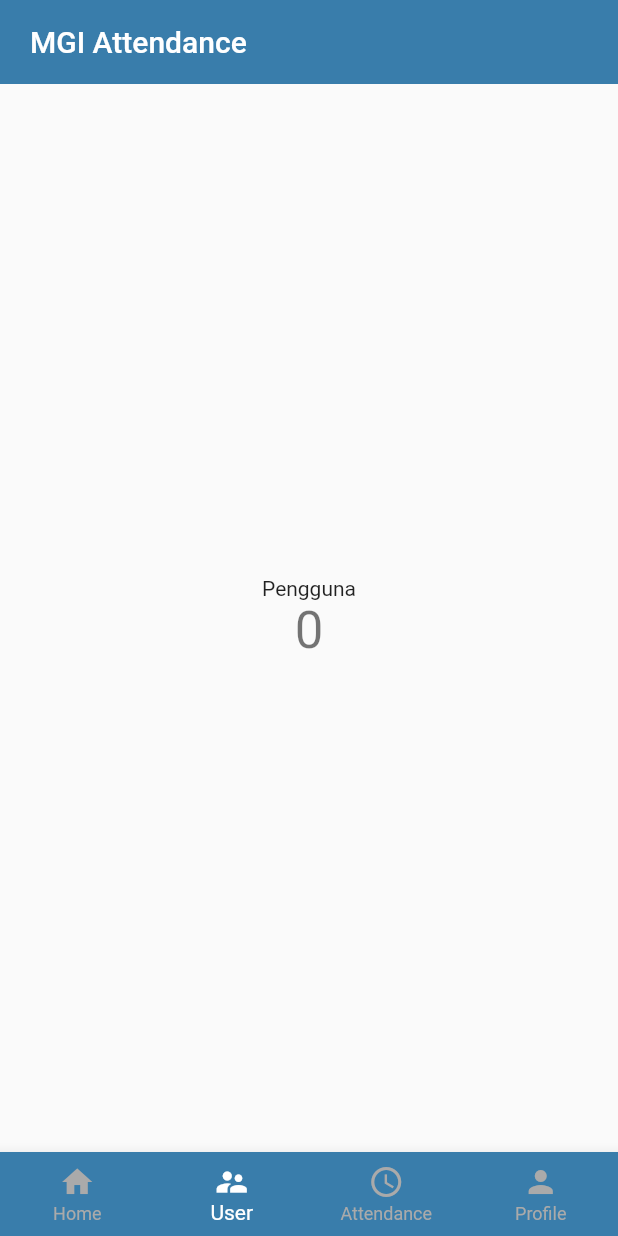
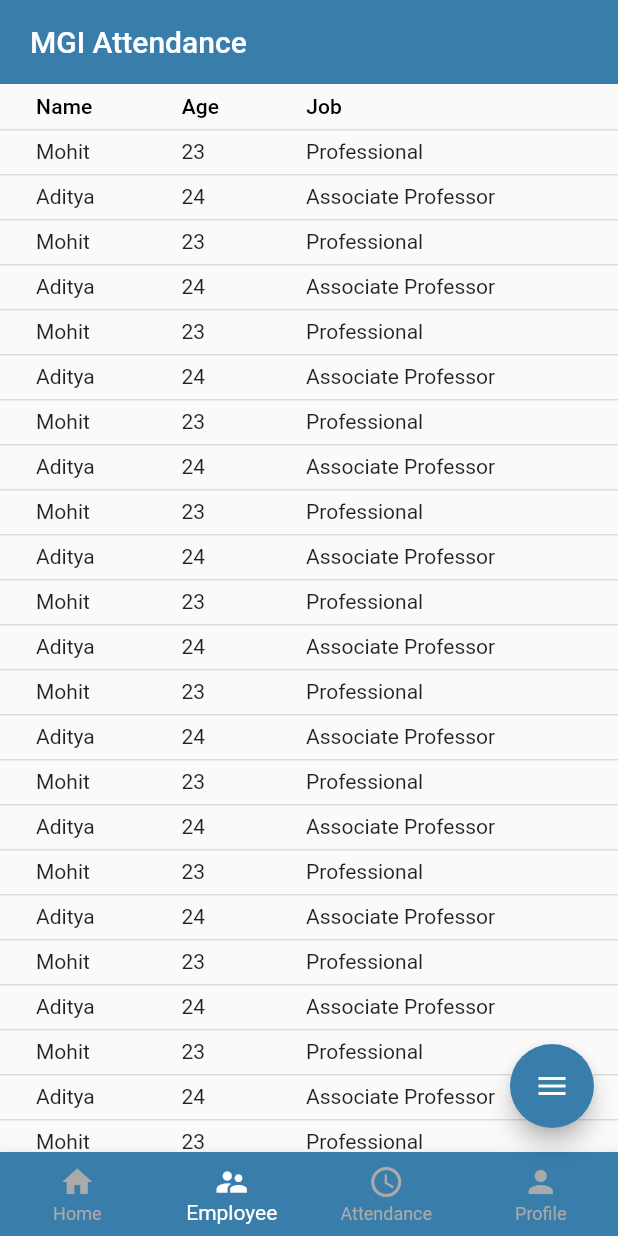
Before and after one commit to rendifajri/attendance_mgi_mobile, a Flutter app: the MainMenu screen opened directly, item 2 of the bottom bar chosen, on a phone screen of 412 x 824 dp. Run offline on Flutter 3.47's test engine with Material 2 defaults, Android fonts, the phone set to English and light mode, and no system bars; drawn by our look-alikes of flutter_speed_dial; our stand-ins replace shared_preferences; accounts and stored records are empty; network calls fail.

Commit message:
main menu

```diff
--- a/lib/helpers/style.dart
+++ b/lib/helpers/style.dart
@@ -2,5 +2,6 @@ import 'dart:ui';
 
 class RenStyle {
   static Color renColorBase = Color.fromRGBO(57, 125, 171, 1);
+  static Color renColorBaseLight = Color.fromRGBO(85, 170, 221, 1);
   static Color renColorGrey = Color.fromRGBO(170, 170, 170, 1);
 }
--- a/lib/views/login.dart
+++ b/lib/views/login.dart
@@ -83,9 +83,7 @@ class _LoginState extends State<Login> {
                   ),
                 ];
               },
-              body: Padding(
-                  padding: EdgeInsets.all(10),
-                  child: ListView(
+              body: ListView(
                 children: <Widget>[
                   Container(
                     alignment: Alignment.center,
@@ -137,7 +135,7 @@ class _LoginState extends State<Login> {
                     ),
                   ),
                   Container(
-                        height: 70,
+                    height: 75,
                     padding: EdgeInsets.fromLTRB(10, 20, 10, 0),
                     child: MaterialButton(
                       textColor: Colors.white,
@@ -149,7 +147,7 @@ class _LoginState extends State<Login> {
                     ),
                   ),
                 ],
-                  ))),
+              )),
         ));
   }
 }
--- a/lib/views/main_menu.dart
+++ b/lib/views/main_menu.dart
@@ -1,7 +1,9 @@
 import 'package:attendance_mgi_mobile/helpers/config.dart';
 import 'package:attendance_mgi_mobile/helpers/style.dart';
+import 'package:attendance_mgi_mobile/views/main_menu/user_list.dart';
 import 'package:flutter/material.dart';
-import 'home.dart';
+import 'package:flutter_speed_dial/flutter_speed_dial.dart';
+import 'main_menu/home.dart';
 import 'login.dart';
 
 class MainMenu extends StatefulWidget {
@@ -13,7 +15,7 @@ class _MainMenuState extends State<MainMenu> {
   int _currentIndex = 0;
   final List<Widget> _children = [
     Home("Rumah"),
-    Home("Pengguna"),
+    UserList(),
     Home("Kehadiran"),
     //Home("Seting"),
     Home("Profil"),
@@ -93,6 +95,31 @@ class _MainMenuState extends State<MainMenu> {
             },
             body: _children[_currentIndex],
           ),
+          floatingActionButton: SpeedDial(
+            backgroundColor: RenStyle.renColorBase,
+            animatedIcon: AnimatedIcons.menu_close,
+            children: [
+              SpeedDialChild(
+                child: Icon(Icons.add),
+                label: 'Add',
+                backgroundColor: RenStyle.renColorBaseLight,
+                foregroundColor: Colors.white,
+                onTap: () {},
+              ),
+              SpeedDialChild(
+                child: Icon(Icons.note_add),
+                label: 'Import',
+                backgroundColor: RenStyle.renColorBaseLight,
+                foregroundColor: Colors.white,
+                onTap: () {},
+              )
+            ],
+          ),
+          // floatingActionButton: FloatingActionButton(
+          //   onPressed: () {},
+          //   tooltip: 'Increment',
+          //   child: Icon(Icons.add),
+          // ),
           bottomNavigationBar: BottomNavigationBar(
             onTap: onTabTapped,
             currentIndex: _currentIndex,
@@ -107,7 +134,7 @@ class _MainMenuState extends State<MainMenu> {
               ),
               BottomNavigationBarItem(
                 icon: new Icon(Icons.supervisor_account),
-                label: 'User',
+                label: 'Employee',
               ),
               BottomNavigationBarItem(
                 icon: new Icon(Icons.access_time),
--- /dev/null
+++ b/lib/views/main_menu/user_list.dart
@@ -0,0 +1,241 @@
+import 'dart:convert';
+
+import 'package:attendance_mgi_mobile/helpers/config.dart';
+import 'package:attendance_mgi_mobile/helpers/style.dart';
+import 'package:flutter/material.dart';
+import 'package:http/http.dart';
+import 'package:shared_preferences/shared_preferences.dart';
+
+import '../login.dart';
+
+class UserList extends StatefulWidget {
+  @override
+  _UserListState createState() => _UserListState();
+}
+
+class _UserListState extends State<UserList> {
+  int value = 0;
+  dynamic apiResult = [];
+
+  getData() async {
+    SharedPreferences prefs = await SharedPreferences.getInstance();
+    final Response response = await get(
+      Uri.parse(RenConfig.renApiUrl + "/api/employee"),
+      headers: <String, String>{
+        'Content-Type': 'application/json',
+        'Authorization': 'Bearer ' + prefs.getString('api_token').toString()
+      },
+    );
+    var body = json.decode(response.body);
+    //print(jsonDecode(response.body));
+    if (body['status'] == "success") {
+      apiResult = body['response'];
+      //print(apiResult);
+      setState(() {
+        value = body['response'].length;
+        print(value);
+      });
+    } else {
+      Navigator.pushReplacement(
+        context,
+        MaterialPageRoute(builder: (context) => Login()),
+      );
+    }
+  }
+
+  @override
+  Widget build(BuildContext context) {
+    getData();
+
+    return ListView(children: <Widget>[
+      DataTable(
+        sortColumnIndex: 2,
+        sortAscending: true,
+        columnSpacing: 0,
+        dataRowHeight: 30,
+        headingRowHeight: 30,
+        columns: const <DataColumn>[
+          DataColumn(
+            label: Text('Name'),
+          ),
+          DataColumn(
+            label: Text('Age'),
+          ),
+          DataColumn(
+            label: Text('Job'),
+          ),
+        ],
+        rows: const <DataRow>[
+          DataRow(
+            cells: <DataCell>[
+              DataCell(Text('Mohit')),
+              DataCell(Text('23')),
+              DataCell(Text('Professional')),
+            ],
+          ),
+          DataRow(
+            cells: <DataCell>[
+              DataCell(Text('Aditya')),
+              DataCell(Text('24')),
+              DataCell(Text('Associate Professor')),
+            ],
+          ),
+          DataRow(
+            cells: <DataCell>[
+              DataCell(Text('Mohit')),
+              DataCell(Text('23')),
+              DataCell(Text('Professional')),
+            ],
+          ),
+          DataRow(
+            cells: <DataCell>[
+              DataCell(Text('Aditya')),
+              DataCell(Text('24')),
+              DataCell(Text('Associate Professor')),
+            ],
+          ),
+          DataRow(
+            cells: <DataCell>[
+              DataCell(Text('Mohit')),
+              DataCell(Text('23')),
+              DataCell(Text('Professional')),
+            ],
+          ),
+          DataRow(
+            cells: <DataCell>[
+              DataCell(Text('Aditya')),
+              DataCell(Text('24')),
+              DataCell(Text('Associate Professor')),
+            ],
+          ),
+          DataRow(
+            cells: <DataCell>[
+              DataCell(Text('Mohit')),
+              DataCell(Text('23')),
+              DataCell(Text('Professional')),
+            ],
+          ),
+          DataRow(
+            cells: <DataCell>[
+              DataCell(Text('Aditya')),
+              DataCell(Text('24')),
+              DataCell(Text('Associate Professor')),
+            ],
+          ),
+          DataRow(
+            cells: <DataCell>[
+              DataCell(Text('Mohit')),
+              DataCell(Text('23')),
+              DataCell(Text('Professional')),
+            ],
+          ),
+          DataRow(
+            cells: <DataCell>[
+              DataCell(Text('Aditya')),
+              DataCell(Text('24')),
+              DataCell(Text('Associate Professor')),
+            ],
+          ),
+          DataRow(
+            cells: <DataCell>[
+              DataCell(Text('Mohit')),
+              DataCell(Text('23')),
+              DataCell(Text('Professional')),
+            ],
+          ),
+          DataRow(
+            cells: <DataCell>[
+              DataCell(Text('Aditya')),
+              DataCell(Text('24')),
+              DataCell(Text('Associate Professor')),
+            ],
+          ),
+          DataRow(
+            cells: <DataCell>[
+              DataCell(Text('Mohit')),
+              DataCell(Text('23')),
+              DataCell(Text('Professional')),
+            ],
+          ),
+          DataRow(
+            cells: <DataCell>[
+              DataCell(Text('Aditya')),
+              DataCell(Text('24')),
+              DataCell(Text('Associate Professor')),
+            ],
+          ),
+          DataRow(
+            cells: <DataCell>[
+              DataCell(Text('Mohit')),
+              DataCell(Text('23')),
+              DataCell(Text('Professional')),
+            ],
+          ),
+          DataRow(
+            cells: <DataCell>[
+              DataCell(Text('Aditya')),
+              DataCell(Text('24')),
+              DataCell(Text('Associate Professor')),
+            ],
+          ),
+          DataRow(
+            cells: <DataCell>[
+              DataCell(Text('Mohit')),
+              DataCell(Text('23')),
+              DataCell(Text('Professional')),
+            ],
+          ),
+          DataRow(
+            cells: <DataCell>[
+              DataCell(Text('Aditya')),
+              DataCell(Text('24')),
+              DataCell(Text('Associate Professor')),
+            ],
+          ),
+          DataRow(
+            cells: <DataCell>[
+              DataCell(Text('Mohit')),
+              DataCell(Text('23')),
+              DataCell(Text('Professional')),
+            ],
+          ),
+          DataRow(
+            cells: <DataCell>[
+              DataCell(Text('Aditya')),
+              DataCell(Text('24')),
+              DataCell(Text('Associate Professor')),
+            ],
+          ),
+          DataRow(
+            cells: <DataCell>[
+              DataCell(Text('Mohit')),
+              DataCell(Text('23')),
+              DataCell(Text('Professional')),
+            ],
+          ),
+          DataRow(
+            cells: <DataCell>[
+              DataCell(Text('Aditya')),
+              DataCell(Text('24')),
+              DataCell(Text('Associate Professor')),
+            ],
+          ),
+          DataRow(
+            cells: <DataCell>[
+              DataCell(Text('Mohit')),
+              DataCell(Text('23')),
+              DataCell(Text('Professional')),
+            ],
+          ),
+          DataRow(
+            cells: <DataCell>[
+              DataCell(Text('Aditya')),
+              DataCell(Text('24')),
+              DataCell(Text('Associate Professor')),
+            ],
+          ),
+        ],
+      ),
+    ]);
+  }
+}
--- /dev/null
+++ b/lib/views/main_menu/user_list_view.dart
@@ -0,0 +1,90 @@
+import 'dart:convert';
+
+import 'package:attendance_mgi_mobile/helpers/config.dart';
+import 'package:attendance_mgi_mobile/helpers/style.dart';
+import 'package:flutter/material.dart';
+import 'package:http/http.dart';
+import 'package:shared_preferences/shared_preferences.dart';
+
+import '../login.dart';
+
+class UserListView extends StatefulWidget {
+  @override
+  _UserListViewState createState() => _UserListViewState();
+}
+
+class _UserListViewState extends State<UserListView> {
+  int value = 0;
+  dynamic apiResult = [];
+
+  getData() async {
+    SharedPreferences prefs = await SharedPreferences.getInstance();
+    final Response response = await get(
+      Uri.parse(RenConfig.renApiUrl + "/api/employee"),
+      headers: <String, String>{
+        'Content-Type': 'application/json',
+        'Authorization': 'Bearer ' + prefs.getString('api_token').toString()
+      },
+    );
+    var body = json.decode(response.body);
+    //print(jsonDecode(response.body));
+    if (body['status'] == "success") {
+      apiResult = body['response'];
+      //print(apiResult);
+      setState(() {
+        value = body['response'].length;
+        print(value);
+      });
+    } else {
+      Navigator.pushReplacement(
+        context,
+        MaterialPageRoute(builder: (context) => Login()),
+      );
+    }
+  }
+
+  @override
+  Widget build(BuildContext context) {
+    getData();
+    print(apiResult);
+
+    return ListView.separated(
+      padding: EdgeInsets.all(10),
+      itemCount: this.value,
+      itemBuilder: (context, index) => this._buildRow(index),
+      separatorBuilder: (BuildContext context, int index) => const Divider(),
+    );
+  }
+
+  _buildRow(int index) {
+    print(apiResult);
+
+    return InkWell(
+      onTap: () {
+        print('clicked' + index.toString());
+        // Navigator.push(
+        //     context,
+        //     MaterialPageRoute(
+        //         builder: (context) => DataDetail(apiResult[index])));
+      },
+      child: Container(
+        height: 50,
+        decoration: BoxDecoration(
+            borderRadius: BorderRadius.circular(5),
+            border: Border.all(color: RenStyle.renColorBase)),
+        child: Center(
+          child: Text(
+            apiResult[index]['department_id'].toString() +
+                ' - ' +
+                apiResult[index]['name'],
+            style: TextStyle(
+              fontWeight: FontWeight.w500,
+              fontSize: 16,
+              color: RenStyle.renColorBase,
+            ),
+          ),
+        ),
+      ),
+    );
+  }
+}
--- a/pubspec.yaml
+++ b/pubspec.yaml
@@ -30,6 +30,7 @@ dependencies:
   cupertino_icons: ^1.0.2
   http: ^0.13.3
   shared_preferences: ^2.0.6
+  flutter_speed_dial: ^4.2.0
 
 dev_dependencies:
   flutter_test:
```
Also changed, not shown: lib/views/main_menu/home.dart (renamed from lib/views/home.dart), pubspec.lock. Lines whose indentation alone changed are shown as unchanged.
